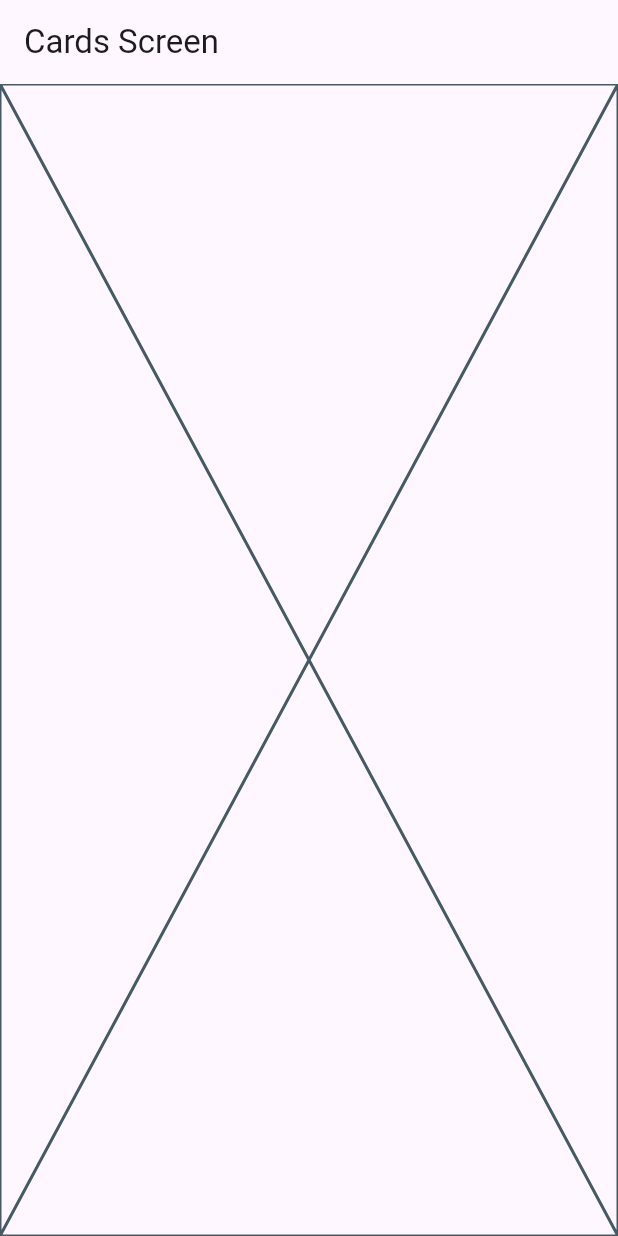
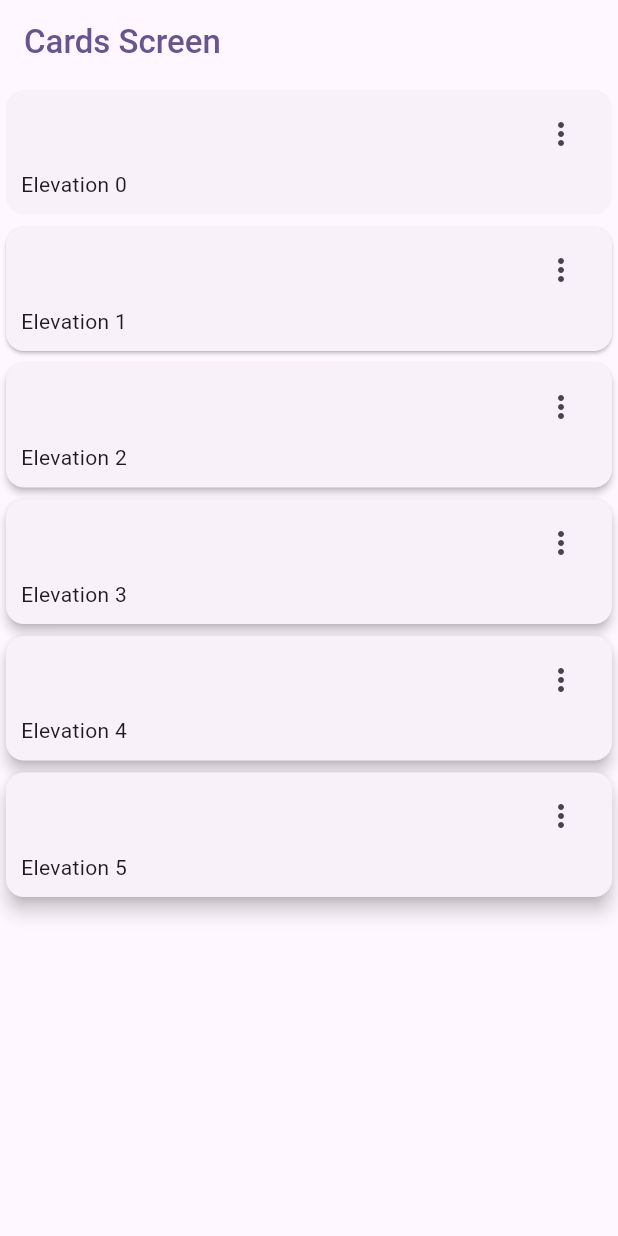
Before and after one commit to MaremagnumX/Flutter-widget-gallery, a Flutter app: the CardsScreen screen opened by its route, on a phone screen of 412 x 824 dp. Run offline on Flutter 3.47's test engine with Material 2 defaults, Android fonts, the phone set to English and light mode, and no system bars; our stand-ins replace go_router.

Commit message:
Tarjetas con elevación añadidas

```diff
--- a/lib/presentation/screens/cards/cards_screen.dart
+++ b/lib/presentation/screens/cards/cards_screen.dart
@@ -1,17 +1,78 @@
 import 'package:flutter/material.dart';
 
+const cards = <Map<String, dynamic>>[
+  {'elevation': 0.0, 'label': 'Elevation 0'},
+  {'elevation': 1.0, 'label': 'Elevation 1'},
+  {'elevation': 2.0, 'label': 'Elevation 2'},
+  {'elevation': 3.0, 'label': 'Elevation 3'},
+  {'elevation': 4.0, 'label': 'Elevation 4'},
+  {'elevation': 5.0, 'label': 'Elevation 5'}
+];
+
 class CardsScreen extends StatelessWidget {
-  static const String name = 'cards_screen';
+  static const String name = 'cardsP_screen';
 
   const CardsScreen({super.key});
 
   @override
   Widget build(BuildContext context) {
+    final colors = Theme.of(context).colorScheme;
     return Scaffold(
       appBar: AppBar(
         title: const Text('Cards Screen'),
+        titleTextStyle: TextStyle(
+          color: colors.primary,
+          fontWeight: FontWeight.w500,
+          fontSize: 22,
+        ),
+        iconTheme: IconThemeData(color: colors.primary),
       ),
-      body: const Placeholder(),
+      body: const _CardsVIew(),
     );
   }
 }
+
+class _CardsVIew extends StatelessWidget {
+  const _CardsVIew();
+
+  @override
+  Widget build(BuildContext context) {
+    return SingleChildScrollView(
+      child: Column(
+        children: [
+          ...cards.map((card) =>
+              _CardType1(label: card['label'], elevation: card['elevation']))
+        ],
+      ),
+    );
+  }
+}
+
+class _CardType1 extends StatelessWidget {
+  final String label;
+  final double elevation;
+
+  const _CardType1({required this.label, required this.elevation});
+
+  @override
+  Widget build(BuildContext context) {
+    return Card(
+      elevation: elevation,
+      child: Padding(
+        padding: const EdgeInsets.fromLTRB(10, 5, 10, 10),
+        child: Column(children: [
+          Align(
+              alignment: Alignment.topRight,
+              child: IconButton(
+                icon: const Icon(Icons.more_vert_outlined),
+                onPressed: () {},
+              )),
+          Align(
+            alignment: Alignment.bottomLeft,
+            child: Text(label),
+          )
+        ]),
+      ),
+    );
+  }
+}
```
